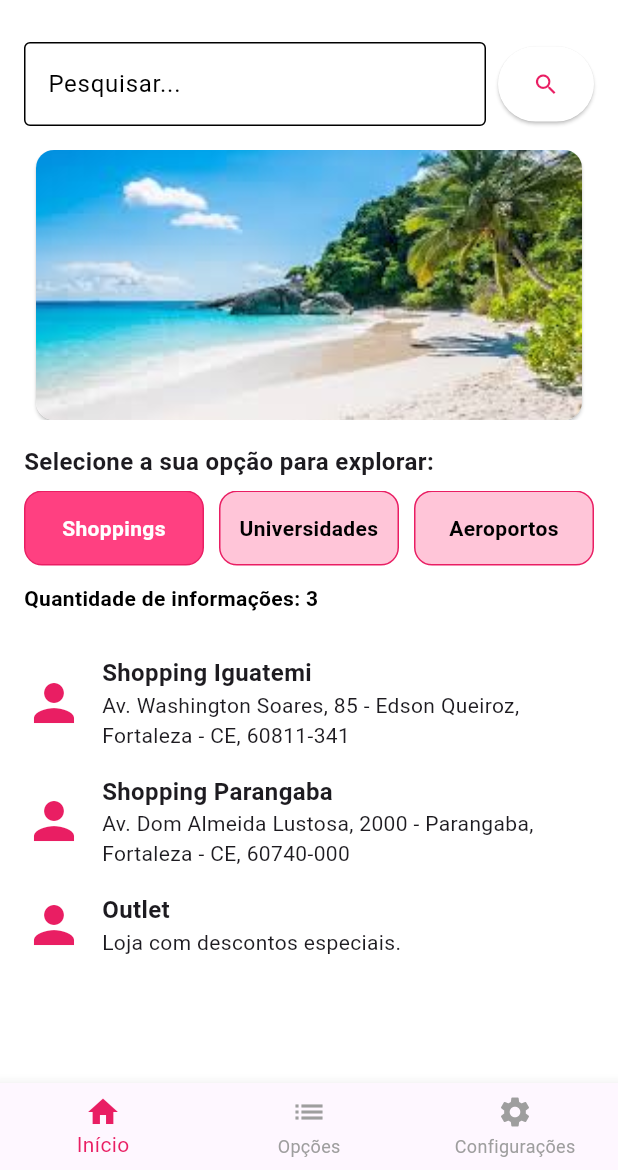
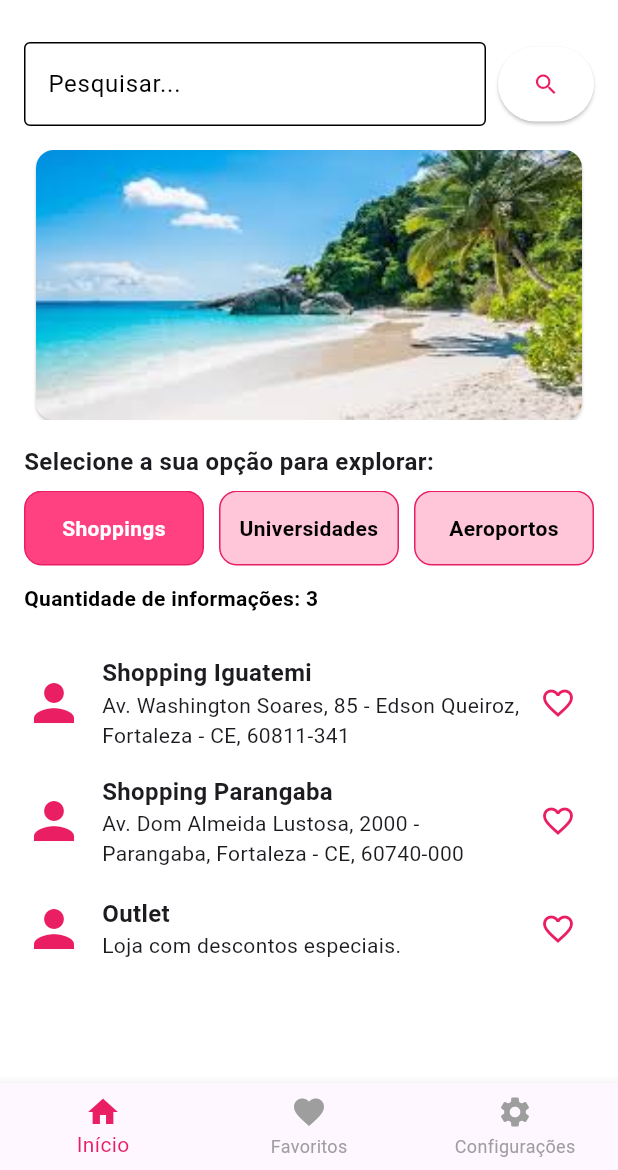
Before and after one commit to JuliaaNasc/Lynna, a Flutter app: the screen it shows after launch, on a phone screen of 412 x 824 dp, the part 66-1236 px from its top. Run offline on Flutter 3.47's test engine with Material 3 defaults, Android fonts, the light colour scheme and no system bars.

Commit message:
Opção para selecionar ao favorito a informação apresentada após clicar em opções

```diff
--- a/lib/tela_principal.dart
+++ b/lib/tela_principal.dart
@@ -19,6 +19,9 @@ class _TelaPrincipalScreenState extends State<TelaPrincipalScreen> {
   final CarrosselController _carrosselController = CarrosselController();
   int _indiceSelecionado = 0;
 
+  // Armazena títulos favoritos
+  final Set<String> _favoritos = {};
+
   @override
   void initState() {
     super.initState();
@@ -34,10 +37,9 @@ class _TelaPrincipalScreenState extends State<TelaPrincipalScreen> {
     super.dispose();
   }
 
-  // Lista das páginas para o menu inferior, recebe o controller para passar adiante
   List<Widget> _paginas(OpcoesController opcoesController) => [
         _buildConteudoPrincipal(opcoesController),
-        const Center(child: Text('Tela 2 - Futuro conteúdo')),
+        _buildTelaFavoritos(),
         const Center(child: Text('Tela 3 - Futuro conteúdo')),
       ];
 
@@ -86,8 +88,8 @@ class _TelaPrincipalScreenState extends State<TelaPrincipalScreen> {
             label: 'Início',
           ),
           BottomNavigationBarItem(
-            icon: Icon(Icons.list),
-            label: 'Opções',
+            icon: Icon(Icons.favorite),
+            label: 'Favoritos',
           ),
           BottomNavigationBarItem(
             icon: Icon(Icons.settings),
@@ -122,6 +124,40 @@ class _TelaPrincipalScreenState extends State<TelaPrincipalScreen> {
           ],
         ),
       ),
+    );
+  }
+
+  Widget _buildTelaFavoritos() {
+    if (_favoritos.isEmpty) {
+      return const Center(
+        child: Padding(
+          padding: EdgeInsets.all(16),
+          child: Text(
+            'Você ainda não adicionou favoritos.',
+            style: TextStyle(fontSize: 16),
+          ),
+        ),
+      );
+    }
+    return ListView(
+      padding: const EdgeInsets.all(16),
+      children: _favoritos.map((titulo) {
+        return Card(
+          margin: const EdgeInsets.symmetric(vertical: 8),
+          child: ListTile(
+            leading: const Icon(Icons.person, color: Colors.pink),
+            title: Text(titulo, style: const TextStyle(fontWeight: FontWeight.w600)),
+            trailing: IconButton(
+              icon: const Icon(Icons.favorite, color: Colors.pink),
+              onPressed: () {
+                setState(() {
+                  _favoritos.remove(titulo);
+                });
+              },
+            ),
+          ),
+        );
+      }).toList(),
     );
   }
 
@@ -245,6 +281,10 @@ class _TelaPrincipalScreenState extends State<TelaPrincipalScreen> {
 
     return Column(
       children: subopcoes.map((sub) {
+        final titulo = sub['titulo'] ?? '';
+        final descricao = sub['descricao'] ?? '';
+        final favorito = _favoritos.contains(titulo);
+
         return Container(
           margin: const EdgeInsets.symmetric(vertical: 8),
           child: Row(
@@ -260,16 +300,31 @@ class _TelaPrincipalScreenState extends State<TelaPrincipalScreen> {
                   crossAxisAlignment: CrossAxisAlignment.start,
                   children: [
                     Text(
-                      sub['titulo'] ?? '',
+                      titulo,
                       style: const TextStyle(
                           fontSize: 16, fontWeight: FontWeight.w600),
                     ),
                     Text(
-                      sub['descricao'] ?? '',
+                      descricao,
                       style: const TextStyle(fontSize: 14),
                     ),
                   ],
                 ),
+              ),
+              IconButton(
+                icon: Icon(
+                  favorito ? Icons.favorite : Icons.favorite_border,
+                  color: Colors.pink,
+                ),
+                onPressed: () {
+                  setState(() {
+                    if (favorito) {
+                      _favoritos.remove(titulo);
+                    } else {
+                      _favoritos.add(titulo);
+                    }
+                  });
+                },
               ),
             ],
           ),
```
